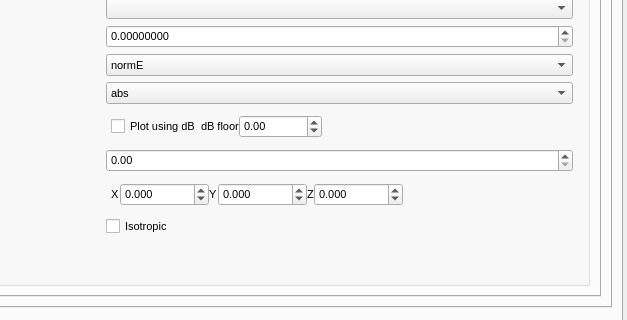
Above: ui/dialog_OpenEMS_Simulation_Creator.ui from LubomirJagos/FreeCAD-OpenEMS-Export before the change; both pictures show x 785 to 1412 and y 329 to 649 of the 1412 by 757 pixel window. Below: the same form after it.
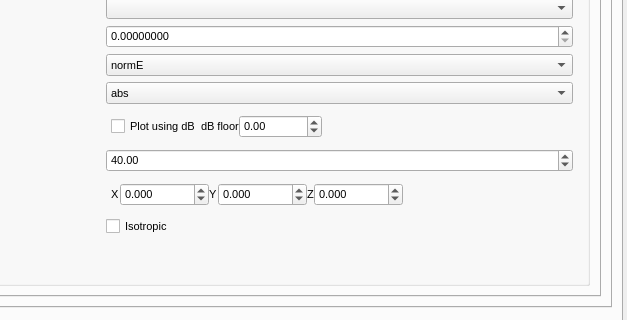
That is the form after the change. The open tabs and pages were chosen to show the change.

Commit message: fixed ui nf2ff diagram size set default to 40mm instead of 0 what will display nothing, fixed wrong indentation in nf2ff for emerge, for some reason I had to put there \t\t\t as it was not generate right when normal tabs were there in multiline string

What changed in the file:
```diff
--- a/ui/dialog_OpenEMS_Simulation_Creator.ui
+++ b/ui/dialog_OpenEMS_Simulation_Creator.ui
@@ -10288,6 +10288,9 @@
                             <property name="maximum">
                              <double>100000000000.000000000000000</double>
                             </property>
+                            <property name="value">
+                             <double>40.000000000000000</double>
+                            </property>
                            </widget>
                           </item>
                           <item row="6" column="0">
```
The commit also changes 1 other file.
